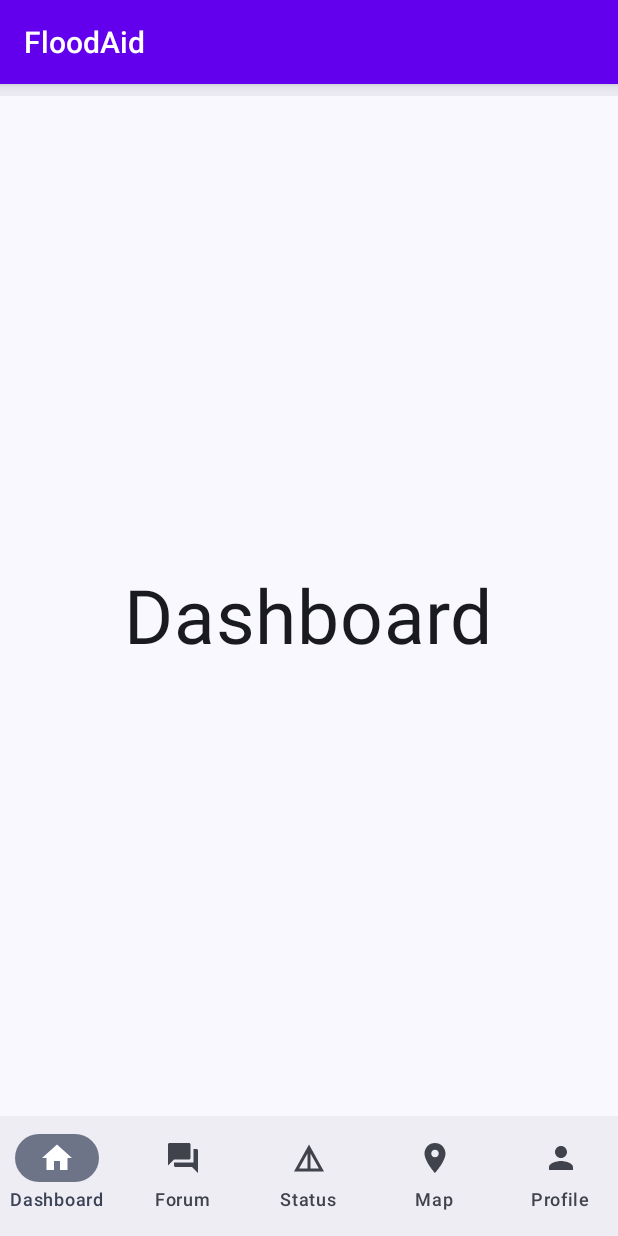
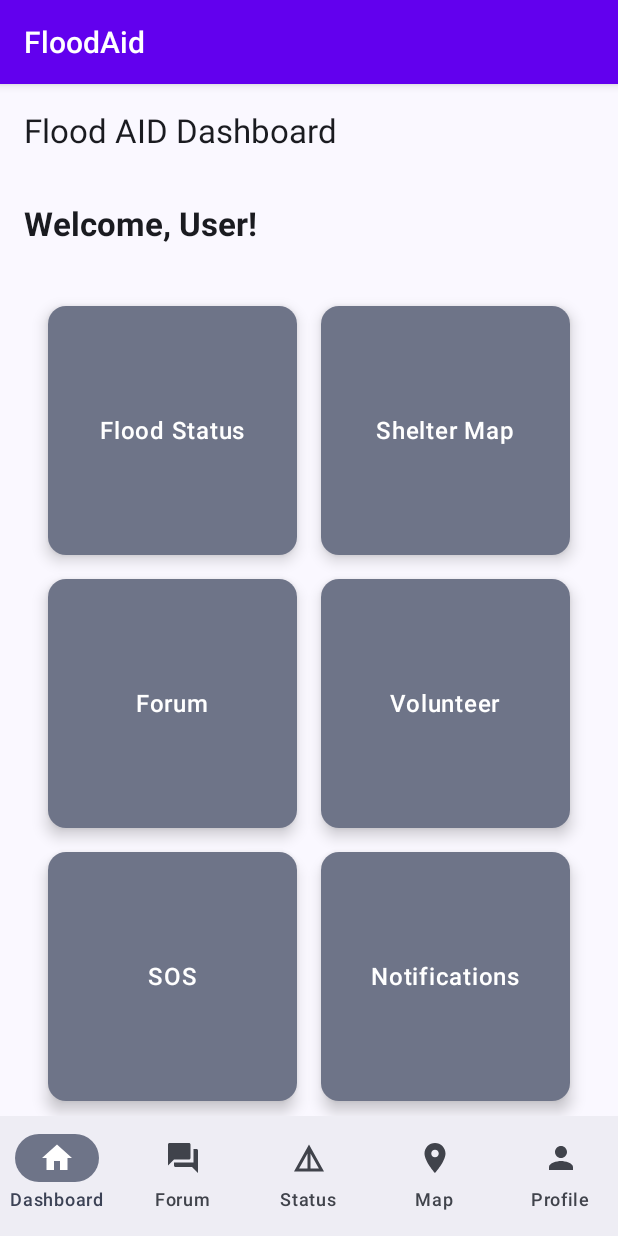
Before and after one commit to TXY05/FloodAid, an Android app built with Jetpack Compose: the Dashboard screen opened through its navigation route, on a phone screen of 412 x 824 dp. Run offline under Robolectric (Android 15) with nearby library versions, the phone set to English and light mode, and no system bars.

Commit message:
Add Some Ui

```diff
--- a/app/src/main/java/com/example/floodaid/screen/Dashboard.kt
+++ b/app/src/main/java/com/example/floodaid/screen/Dashboard.kt
@@ -11,14 +11,21 @@ import androidx.compose.material3.Scaffold
 import androidx.compose.material3.Text
 import androidx.compose.material3.TopAppBarDefaults
 import androidx.compose.material3.rememberTopAppBarState
+import androidx.compose.foundation.clickable
+import androidx.compose.foundation.layout.*
+import androidx.compose.foundation.lazy.grid.GridCells
+import androidx.compose.foundation.lazy.grid.LazyVerticalGrid
+import androidx.compose.foundation.lazy.grid.items
+import androidx.compose.material3.*
 import androidx.compose.runtime.Composable
 import androidx.compose.ui.Alignment
 import androidx.compose.ui.Modifier
-import androidx.compose.ui.unit.sp
+import androidx.compose.ui.text.font.FontWeight
+import androidx.compose.ui.unit.dp
+import androidx.navigation.NavController
 import androidx.navigation.NavHostController
 import androidx.navigation.compose.rememberNavController
 import com.example.floodaid.composable.TopBar
-
 
 @OptIn(ExperimentalMaterial3Api::class)
 @SuppressLint("UnusedMaterial3ScaffoldPaddingParameter")
@@ -30,15 +37,85 @@ fun Dashboard(
         state = rememberTopAppBarState()
     )
     Scaffold(
-        topBar = { TopBar(scrollBehavior = scrollBehavior) },
         bottomBar = { BottomBar(navController = navController) }
     ) {
+        DashboardScreen(navController = navController)
+    }
+}
+
+@OptIn(ExperimentalMaterial3Api::class)
+@Composable
+fun DashboardScreen(navController: NavController, userName: String = "User") {
+
+    Scaffold(
+        topBar = {
+            TopAppBar(
+                title = { Text("Flood AID Dashboard") }
+            )
+        }
+    ) { paddingValues ->
         Column(
-            modifier = Modifier.fillMaxSize(),
-            horizontalAlignment = Alignment.CenterHorizontally,
-            verticalArrangement = Arrangement.Center
+            modifier = Modifier
+                .padding(paddingValues)
+                .padding(16.dp)
+                .fillMaxSize()
         ) {
-            Text(text = "Dashboard", fontSize = 50.sp)
+            Text(
+                text = "Welcome, $userName!",
+                style = MaterialTheme.typography.titleLarge,
+                fontWeight = FontWeight.Bold,
+                modifier = Modifier.padding(bottom = 24.dp)
+            )
+
+            DashboardGrid(navController)
         }
     }
 }
+
+@Composable
+fun DashboardGrid(navController: NavController) {
+    val features = listOf(
+        "Flood Status" to "flood_status",
+        "Shelter Map" to "map",
+        "Forum" to "forum",
+        "Volunteer" to "volunteer_register",
+        "SOS" to "sos",
+        "Notifications" to "notifications"
+    )
+
+    LazyVerticalGrid(
+        columns = GridCells.Fixed(2),
+        modifier = Modifier.fillMaxSize(),
+        contentPadding = PaddingValues(16.dp),
+        verticalArrangement = Arrangement.spacedBy(16.dp),
+        horizontalArrangement = Arrangement.spacedBy(16.dp)
+    ) {
+        items(features) { (title, route) ->
+            FeatureCard(title = title) {
+                navController.navigate(route)
+            }
+        }
+    }
+}
+
+@Composable
+fun FeatureCard(title: String, onClick: () -> Unit) {
+    Card(
+        modifier = Modifier
+            .fillMaxWidth()
+            .aspectRatio(1f)
+            .clickable { onClick() },
+        colors = CardDefaults.cardColors(
+            containerColor = MaterialTheme.colorScheme.secondaryContainer
+        ),
+        elevation = CardDefaults.cardElevation(defaultElevation = 6.dp)
+    ) {
+        Box(contentAlignment = Alignment.Center, modifier = Modifier.fillMaxSize()) {
+            Text(
+                text = title,
+                style = MaterialTheme.typography.bodyLarge,
+                fontWeight = FontWeight.SemiBold
+            )
+        }
+    }
+}
```
